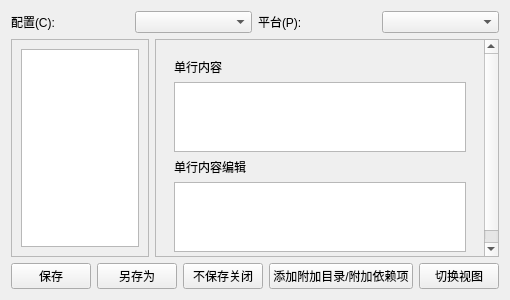
The window that ui/attribute_table_widget.ui (azh-1415926/VSATEditor) describes before a commit, drawn with Qt 5.
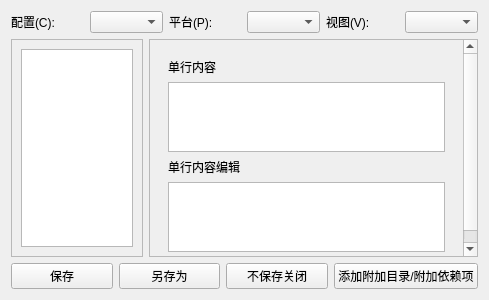
The same window after the commit.

Commit message: optimise switch views and adjust the format of the source file by clang-format

What changed in the file:
```diff
--- a/ui/attribute_table_widget.ui
+++ b/ui/attribute_table_widget.ui
@@ -6,7 +6,7 @@
    <rect>
     <x>0</x>
     <y>0</y>
-    <width>477</width>
+    <width>489</width>
     <height>300</height>
    </rect>
   </property>
@@ -36,6 +36,16 @@
      <item>
       <widget class="QComboBox" name="platform_combo"/>
      </item>
+     <item>
+      <widget class="QLabel" name="label_7">
+       <property name="text">
+        <string>视图(V):</string>
+       </property>
+      </widget>
+     </item>
+     <item>
+      <widget class="QComboBox" name="view_combo"/>
+     </item>
     </layout>
    </item>
    <item>
@@ -50,7 +60,7 @@
          <rect>
           <x>0</x>
           <y>0</y>
-          <width>127</width>
+          <width>130</width>
           <height>218</height>
          </rect>
         </property>
@@ -72,7 +82,7 @@
          <rect>
           <x>0</x>
           <y>0</y>
-          <width>303</width>
+          <width>312</width>
           <height>226</height>
          </rect>
         </property>
@@ -168,13 +178,6 @@
        </property>
       </widget>
      </item>
-     <item>
-      <widget class="QPushButton" name="view_btn">
-       <property name="text">
-        <string>切换视图</string>
-       </property>
-      </widget>
-     </item>
     </layout>
    </item>
   </layout>
```
The commit also changes 13 other files.
